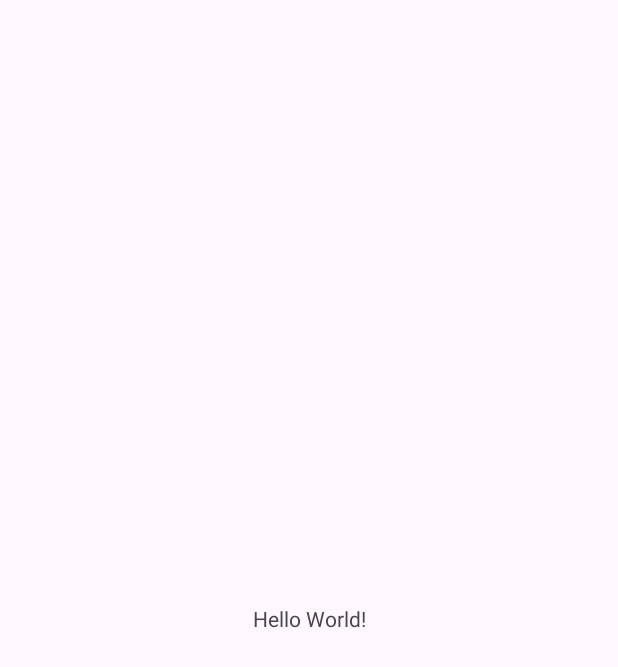
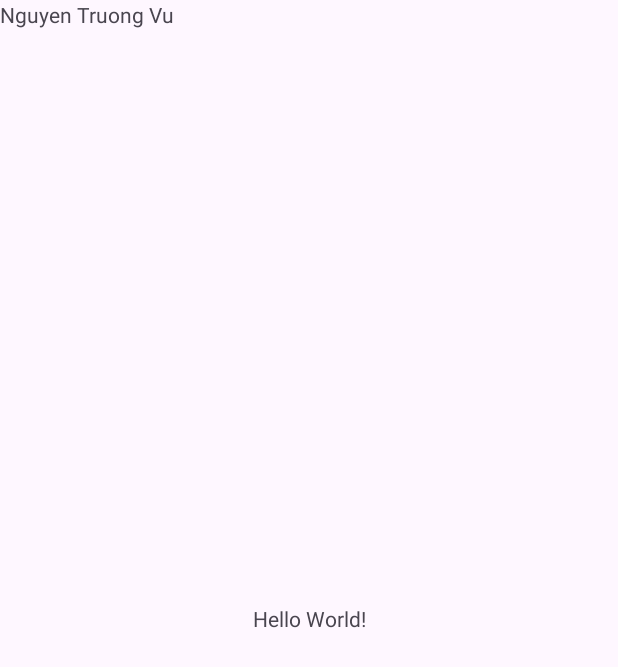
Before and after one commit to truongvu1508/BeanyDrinks, an Android app: the screen it shows after launch (MainActivity), on a phone screen of 412 x 824 dp. Before the commit the part shown is almost empty. Shown: the top 667 px of the screen. Run offline under Robolectric (Android 15) with nearby library versions, the phone set to English and light mode, and no system bars.

Commit message:
update textview

```diff
--- a/app/src/main/res/layout/activity_main.xml
+++ b/app/src/main/res/layout/activity_main.xml
@@ -16,4 +16,12 @@
         app:layout_constraintStart_toStartOf="parent"
         app:layout_constraintTop_toTopOf="parent" />
 
+    <TextView
+        android:id="@+id/textView"
+        android:layout_width="wrap_content"
+        android:layout_height="wrap_content"
+        android:text="Nguyen Truong Vu"
+        tools:layout_editor_absoluteX="148dp"
+        tools:layout_editor_absoluteY="220dp" />
+
 </androidx.constraintlayout.widget.ConstraintLayout>
```
